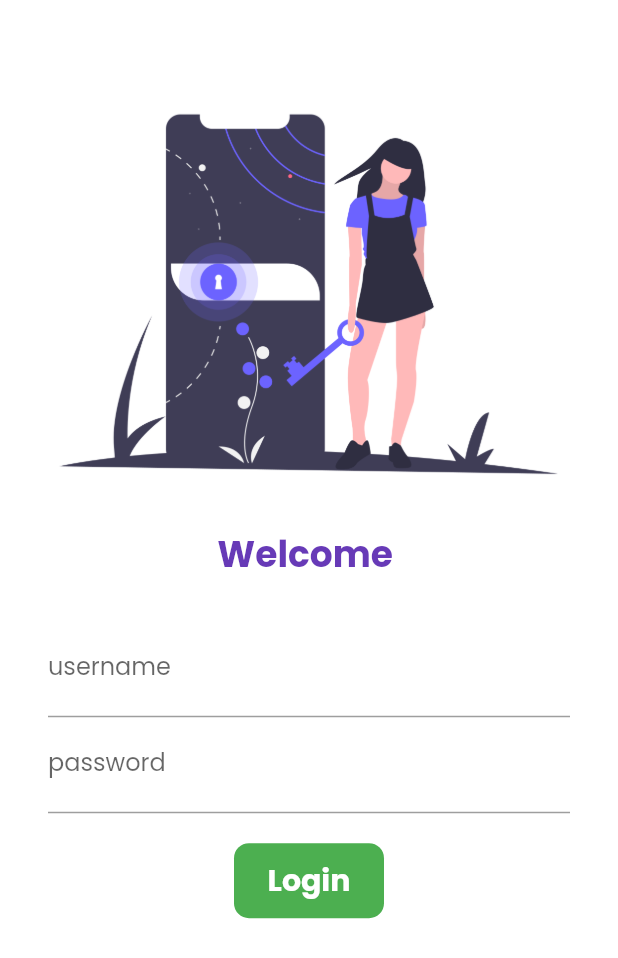
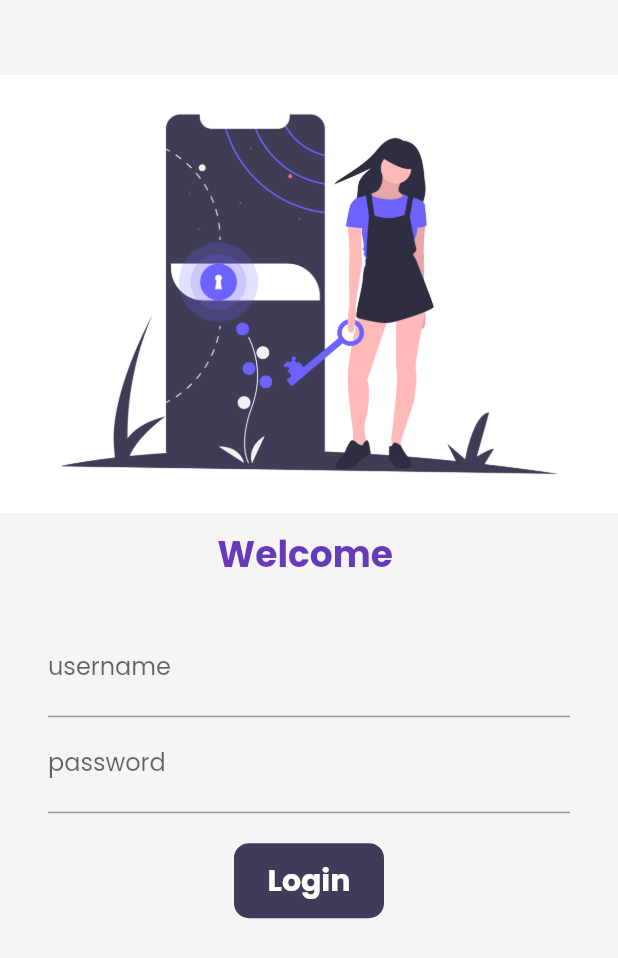
Before and after one commit to TarunSaini063/flutter-course, a Flutter app: the LoginPage screen opened by its route, on a phone screen of 412 x 824 dp. Shown: the top 958 px of the screen. Run offline on Flutter 3.47's test engine with Material 2 defaults, Android fonts, the phone set to English and light mode, and no system bars; our stand-ins replace google_fonts, velocity_x; network calls fail.

Commit message:
Add dark theme

```diff
--- a/lib/main.dart
+++ b/lib/main.dart
@@ -1,4 +1,5 @@
 import 'package:flutter/material.dart';
+import 'package:flutter_starter/pages/CartPage.dart';
 import 'package:flutter_starter/pages/login-page.dart';
 import 'package:flutter_starter/utils/MyRoutes.dart';
 import 'package:flutter_starter/widgets/MyThemes.dart';
@@ -15,7 +16,7 @@ class MyApp extends StatelessWidget {
   Widget build(BuildContext context) {
     return MaterialApp(
       title: 'Flutter Demo',
-      themeMode: ThemeMode.light,
+      themeMode: ThemeMode.system,
       theme: MyThemes.lightTheme(context),
       darkTheme: MyThemes.darkTheme(context),
       initialRoute: MyRoutes.homeRoutes,
@@ -23,6 +24,7 @@ class MyApp extends StatelessWidget {
         "/" : (context) => LoginPage(title: "Catalog",),
         MyRoutes.loginRoutes : (context) => LoginPage(title: "Login Page",),
         MyRoutes.homeRoutes : (context) => MyHomePage(title: "Home Page",),
+        MyRoutes.cartPageRoutes : (context) => CartPage(),
       },
     );
   }
--- a/lib/pages/login-page.dart
+++ b/lib/pages/login-page.dart
@@ -1,6 +1,6 @@
 import 'package:flutter/material.dart';
 import 'package:flutter_starter/utils/MyRoutes.dart';
-
+import 'package:velocity_x/velocity_x.dart';
 class LoginPage extends StatefulWidget {
   const LoginPage({Key key, this.title}) : super(key: key);
   final title;
@@ -30,7 +30,7 @@ class _LoginPageState extends State<LoginPage> {
   @override
   Widget build(BuildContext context) {
     return Material(
-      color: Colors.white,
+      color: context.canvasColor,
       child: SingleChildScrollView(
         child: Form(
           key: _formKey,
@@ -94,7 +94,7 @@ class _LoginPageState extends State<LoginPage> {
                       height: 20,
                     ),
                     Material(
-                      color: Colors.green,
+                      color: context.theme.buttonColor,
                       borderRadius: BorderRadius.circular(change ? 50 : 10),
                       child: InkWell(
                         onTap: () => moveToHome(context),
--- a/lib/utils/MyRoutes.dart
+++ b/lib/utils/MyRoutes.dart
@@ -2,4 +2,5 @@ class MyRoutes{
   static var homeRoutes = "/home";
   static var loginRoutes = "/login";
   static var homeDetailRoutes = "/details";
+  static var cartPageRoutes = "/cartPage";
 }
--- a/lib/widgets/MyThemes.dart
+++ b/lib/widgets/MyThemes.dart
@@ -1,9 +1,14 @@
 import 'package:flutter/material.dart';
 import 'package:google_fonts/google_fonts.dart';
+import 'package:velocity_x/velocity_x.dart';
 
 class MyThemes{
   static ThemeData lightTheme(BuildContext context)=> ThemeData(
       primarySwatch: Colors.deepPurple,
+      cardColor: Colors.white,
+      canvasColor: creamColor,
+      buttonColor: darkBluishColor,
+      accentColor: darkBluishColor,
       fontFamily: GoogleFonts.poppins().fontFamily,
       appBarTheme: AppBarTheme(
         color: Colors.white,
@@ -13,9 +18,23 @@ class MyThemes{
       )
   );
   static ThemeData darkTheme(BuildContext context)=> ThemeData(
-    brightness: Brightness.dark
+      fontFamily: GoogleFonts.poppins().fontFamily,
+      cardColor: Colors.black,
+      canvasColor: darkCreamColor,
+      brightness: Brightness.dark,
+      buttonColor: lightBluishColor,
+      accentColor: Colors.white,
+      appBarTheme: AppBarTheme(
+          color: Colors.white,
+          elevation: 0.0,
+          iconTheme: IconThemeData(color: Colors.white),
+          textTheme: Theme.of(context).textTheme
+      )
   );
 
   static Color creamColor = Color(0xfff5f5f5);
+  static Color darkCreamColor = Vx.gray800;
   static Color darkBluishColor = Color(0xff403b58);
+  static Color lightBluishColor = Color(0xff8071cf);
+  static Color floatingButton = Colors.white;
 }
--- a/lib/widgets/home_widgets/CatalogHeader.dart
+++ b/lib/widgets/home_widgets/CatalogHeader.dart
@@ -9,8 +9,8 @@ class CatalogHeader extends StatelessWidget {
     return Column(
       crossAxisAlignment: CrossAxisAlignment.start,
       children: [
-        "Catalog App".text.xl5.bold.color(MyThemes.darkBluishColor).make(),
-        "Trending products".text.make()
+        "Catalog App".text.xl5.bold.color(context.theme.accentColor).make(),
+        "Trending products".text.xl2.make()
       ],
     );
   }
--- a/lib/widgets/home_widgets/CatalogImage.dart
+++ b/lib/widgets/home_widgets/CatalogImage.dart
@@ -12,7 +12,7 @@ class CatalogImage extends StatelessWidget {
         .box
         .rounded
         .p8
-        .color(MyThemes.creamColor)
+        .color(context.canvasColor)
         .make()
         .p16()
         .w32(context);
```
Also changed, not shown: lib/pages/CartPage.dart (added, +17 -0 lines), lib/pages/MyHomePage.dart (+8 -2 lines), lib/pages/home_detail_page.dart (+16 -9 lines), lib/widgets/home_widgets/CatalogList.dart (+6 -5 lines).
